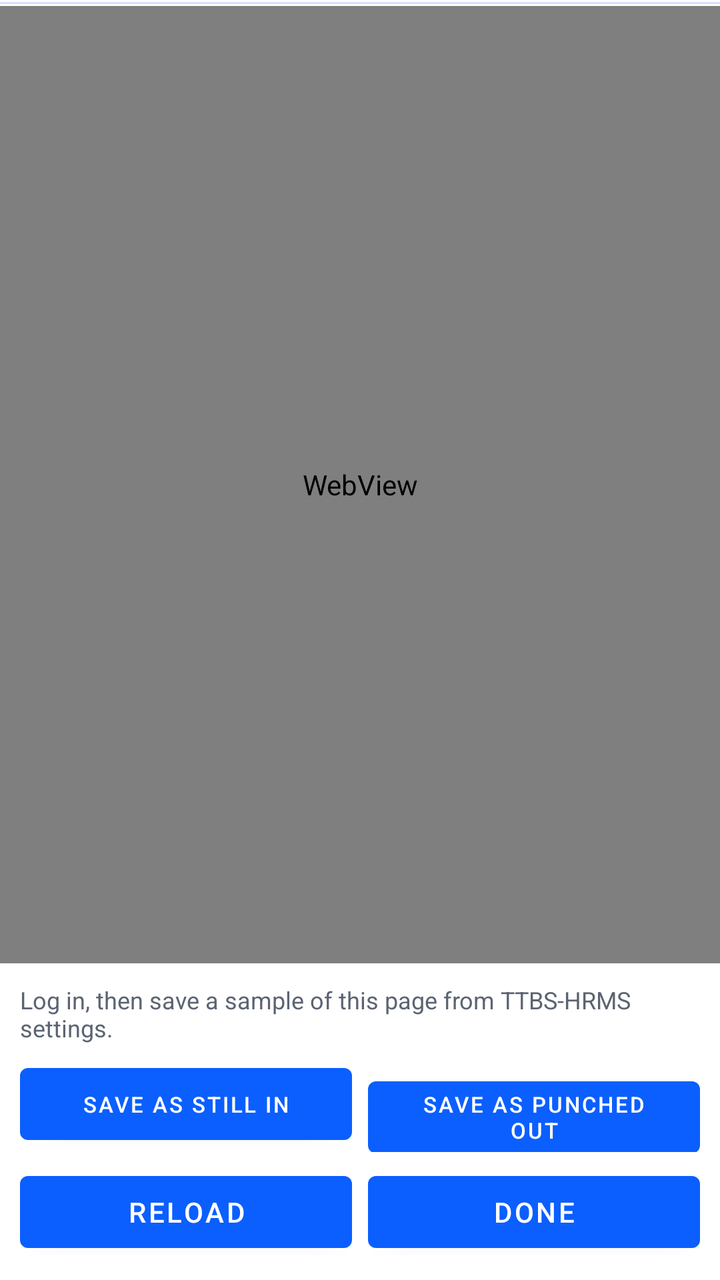
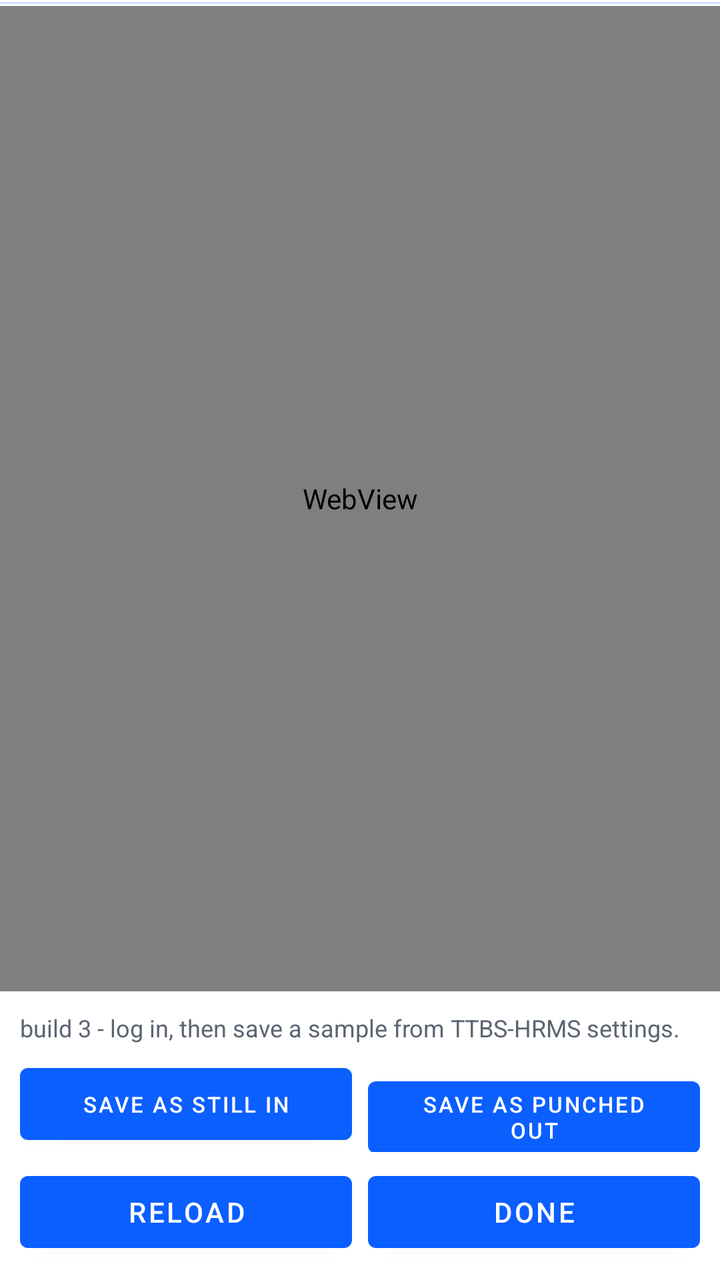

Two renders of the same Android screen: before a commit and after it. Below are the layout's source before the change and the commit's diff.
<!-- AndroidManifest.xml: application theme Theme.TTBS_HRMS -->
<!-- res/layout/activity_browser.xml -->
<?xml version="1.0" encoding="utf-8"?>
<LinearLayout xmlns:android="http://schemas.android.com/apk/res/android"
    android:layout_width="match_parent"
    android:layout_height="match_parent"
    android:orientation="vertical">

    <ProgressBar
        android:id="@+id/progress"
        style="?android:attr/progressBarStyleHorizontal"
        android:layout_width="match_parent"
        android:layout_height="3dp"
        android:indeterminate="true" />

    <WebView
        android:id="@+id/web"
        android:layout_width="match_parent"
        android:layout_height="0dp"
        android:layout_weight="1" />

    <LinearLayout
        android:layout_width="match_parent"
        android:layout_height="wrap_content"
        android:background="#FFFFFF"
        android:orientation="vertical"
        android:padding="10dp">

        <TextView
            android:id="@+id/tvHint"
            android:layout_width="match_parent"
            android:layout_height="wrap_content"
            android:text="Log in, then save a sample of this page from TTBS-HRMS settings."
            android:textColor="@color/muted"
            android:textSize="12sp" />


        <LinearLayout
            android:layout_width="match_parent"
            android:layout_height="wrap_content"
            android:layout_marginTop="6dp"
            android:orientation="horizontal">

            <Button
                android:id="@+id/btnSaveIn"
                android:layout_width="0dp"
                android:layout_height="wrap_content"
                android:layout_weight="1"
                android:text="Save as STILL IN"
                android:textSize="11sp" />

            <Button
                android:id="@+id/btnSaveOut"
                android:layout_width="0dp"
                android:layout_height="wrap_content"
                android:layout_marginStart="8dp"
                android:layout_weight="1"
                android:text="Save as PUNCHED OUT"
                android:textSize="11sp" />
        </LinearLayout>

        <LinearLayout
            android:layout_width="match_parent"
            android:layout_height="wrap_content"
            android:layout_marginTop="6dp"
            android:orientation="horizontal">

            <Button
                android:id="@+id/btnReload"
                android:layout_width="0dp"
                android:layout_height="wrap_content"
                android:layout_weight="1"
                android:text="Reload" />

            <Button
                android:id="@+id/btnClose"
                android:layout_width="0dp"
                android:layout_height="wrap_content"
                android:layout_marginStart="8dp"
                android:layout_weight="1"
                android:text="Done" />
        </LinearLayout>
    </LinearLayout>
</LinearLayout>
<!-- resources referenced by this layout -->
<resources>
  <color name="muted">#5B6472</color>
  <style name="Theme.TTBS_HRMS" parent="Theme.MaterialComponents.DayNight.NoActionBar">
          <item name="colorPrimary">@color/brand</item>
          <item name="colorPrimaryDark">@color/brand_dark</item>
          <item name="colorAccent">@color/brand</item>
          <item name="android:statusBarColor">@color/brand_dark</item>
      </style>
  <color name="brand">#0B5FFF</color>
  <color name="brand_dark">#073FB0</color>
</resources>

<!-- the commit's change to res/layout/activity_browser.xml (unified diff, before → after) -->
@@ -28,7 +28,7 @@
             android:id="@+id/tvHint"
             android:layout_width="match_parent"
             android:layout_height="wrap_content"
-            android:text="Log in, then save a sample of this page from TTBS-HRMS settings."
+            android:text="build 3 - log in, then save a sample from TTBS-HRMS settings."
             android:textColor="@color/muted"
             android:textSize="12sp" />
 
